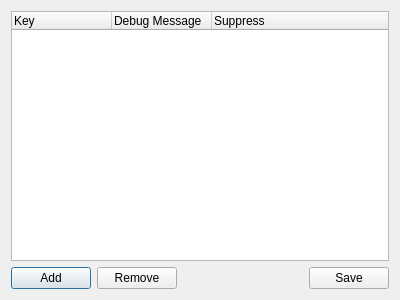
forivall/niftykb, file src/ShortcutDialog.ui: the form before one commit.
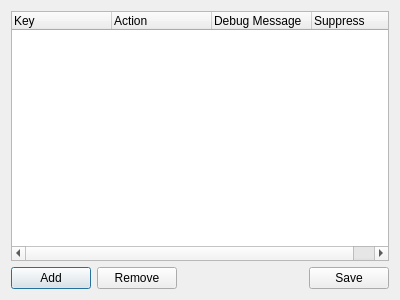
The form after the commit.

```diff
--- a/src/ShortcutDialog.ui
+++ b/src/ShortcutDialog.ui
@@ -21,6 +21,11 @@
        <string>Key</string>
       </property>
      </column>
+     <column>
+      <property name="text">
+       <string>Action</string>
+      </property>
+     </column>
      <column>
       <property name="text">
        <string>Debug Message</string>
```
